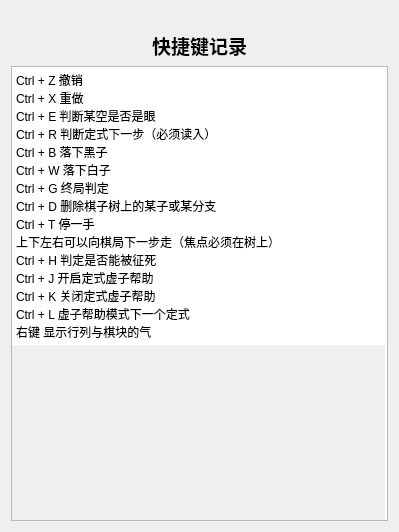
Qt form helppage.ui (huwei12345/weiqi) before a commit.
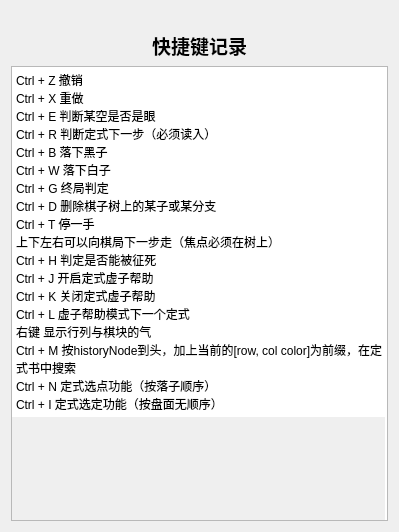
The same form after that commit.

Commit message: 完善定式搜索

Patch:
```diff
--- a/helppage.ui
+++ b/helppage.ui
@@ -75,7 +75,10 @@
 Ctrl + J 开启定式虚子帮助
 Ctrl + K 关闭定式虚子帮助
 Ctrl + L 虚子帮助模式下一个定式
-右键 显示行列与棋块的气</string>
+右键 显示行列与棋块的气
+Ctrl + M 按historyNode到头，加上当前的[row, col color]为前缀，在定式书中搜索
+Ctrl + N 定式选点功能（按落子顺序）
+Ctrl + I 定式选定功能（按盘面无顺序）</string>
      </property>
      <property name="backgroundVisible">
       <bool>true</bool>
```
The commit also changes 8 other files.
